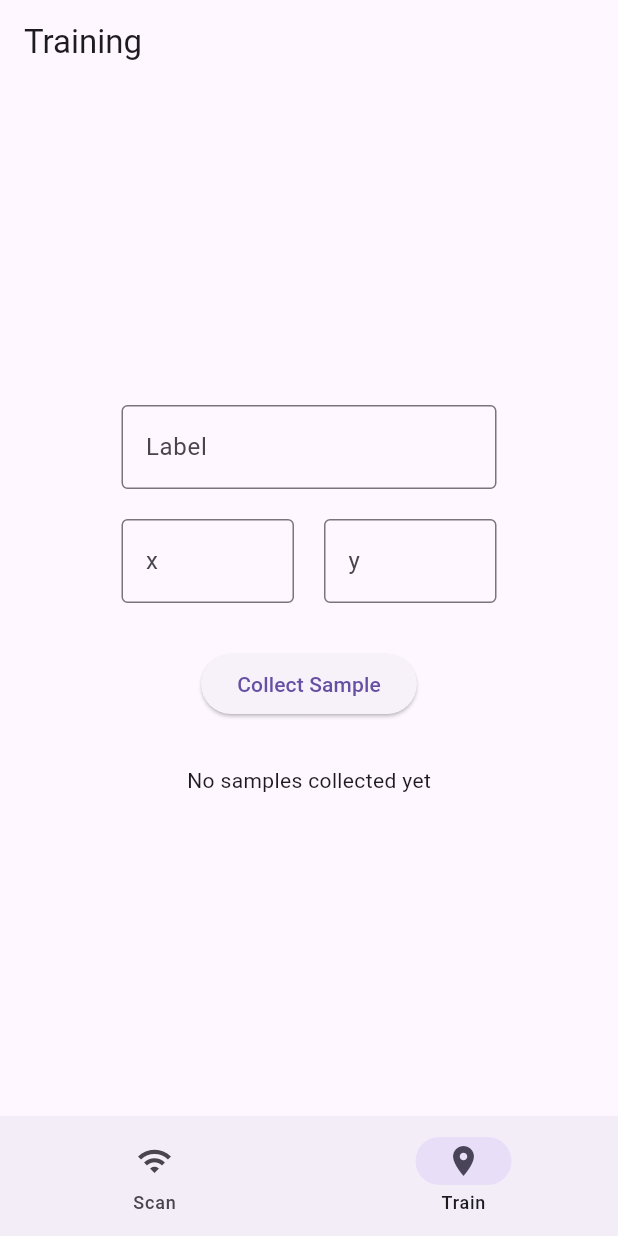
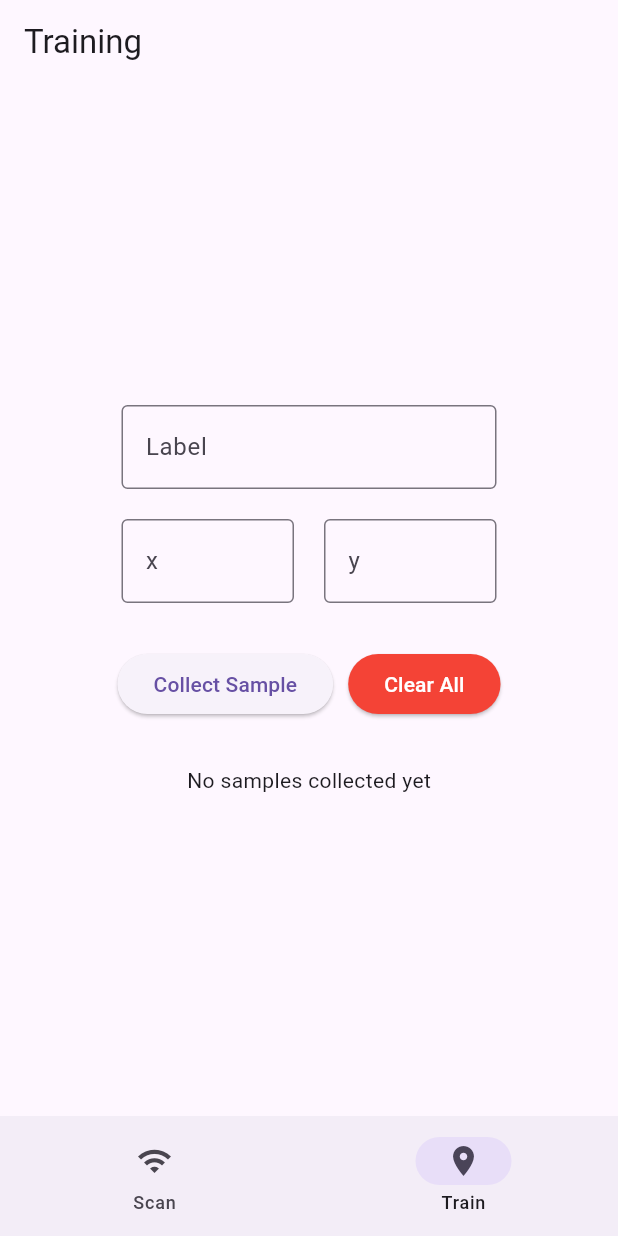
Before and after one commit to Apenzz/wifi-localizer, a Flutter app: the screen it shows after launch, item 2 of the bottom bar chosen, on a phone screen of 412 x 824 dp. Run offline on Flutter 3.47's test engine with Material 3 defaults, Android fonts, the phone set to English and light mode, and no system bars; our stand-ins replace permission_handler; missing offline and left inert: wifi_scan.

Commit message:
add clear-all button

```diff
--- a/lib/screens/training_page.dart
+++ b/lib/screens/training_page.dart
@@ -86,6 +86,9 @@ class _TrainingPageState extends State<TrainingPage> {
             ],
           ),
           SizedBox(height: 30),
+          Row(
+            mainAxisAlignment: MainAxisAlignment.center,
+            children: [
               ElevatedButton(
                 onPressed: () async {
                   var x = double.tryParse(_xController.text);
@@ -110,6 +113,22 @@ class _TrainingPageState extends State<TrainingPage> {
                   print(samples);
                 },
                 child: Text('Collect Sample'),
+              ),
+              SizedBox(width: 10,),
+              ElevatedButton(
+                onPressed: () async {
+                  setState(() {
+                    samples.clear();
+                  });
+                  await StorageService.saveFingerprints(samples);
+                },
+                style: ElevatedButton.styleFrom(
+                  backgroundColor: Colors.red,
+                  foregroundColor: Colors.white,
+                ),
+                child: Text('Clear All'),
+              )
+            ],
           ),
           SizedBox(height: 30),
           _isLoading
```
Lines whose indentation alone changed are shown as unchanged.
